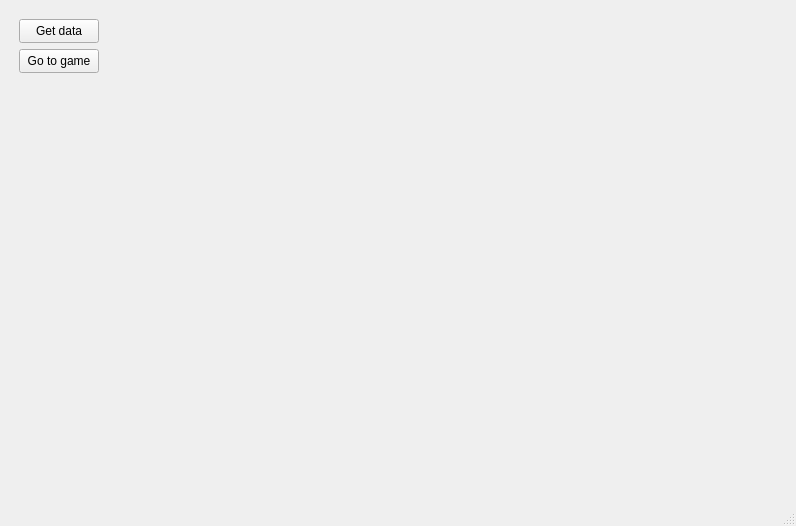
The window that mainwindow.ui (DucDung-oreo/rock_paper_scissors) describes before a commit, drawn with Qt 5.
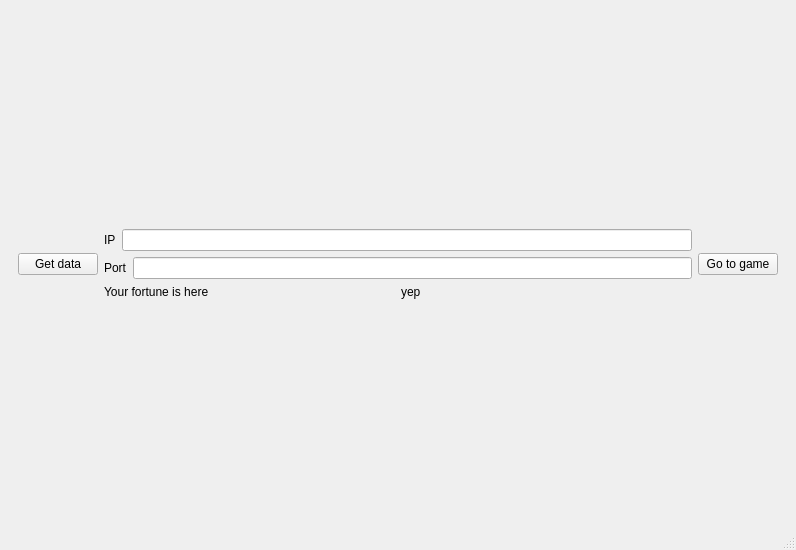
The same window after the commit. Icons and pictures are not drawn.

Commit message: Trying to make getDataButton work!

The edit to the form file:
```diff
--- a/mainwindow.ui
+++ b/mainwindow.ui
@@ -7,7 +7,7 @@
     <x>0</x>
     <y>0</y>
     <width>796</width>
-    <height>526</height>
+    <height>550</height>
    </rect>
   </property>
   <property name="sizePolicy">
@@ -391,32 +391,76 @@
        </layout>
       </widget>
       <widget class="QWidget" name="introPage">
-       <widget class="QPushButton" name="goToGameButton">
-        <property name="geometry">
-         <rect>
-          <x>10</x>
-          <y>40</y>
-          <width>80</width>
-          <height>24</height>
-         </rect>
-        </property>
-        <property name="text">
-         <string>Go to game</string>
-        </property>
-       </widget>
-       <widget class="QPushButton" name="getDataButton">
-        <property name="geometry">
-         <rect>
-          <x>10</x>
-          <y>10</y>
-          <width>80</width>
-          <height>24</height>
-         </rect>
-        </property>
-        <property name="text">
-         <string>Get data</string>
-        </property>
-       </widget>
+       <layout class="QVBoxLayout" name="verticalLayout_9">
+        <item>
+         <layout class="QHBoxLayout" name="horizontalLayout_8">
+          <item>
+           <widget class="QPushButton" name="getDataButton">
+            <property name="text">
+             <string>Get data</string>
+            </property>
+           </widget>
+          </item>
+          <item>
+           <layout class="QVBoxLayout" name="verticalLayout_8">
+            <item>
+             <layout class="QHBoxLayout" name="horizontalLayout_6">
+              <item>
+               <widget class="QLabel" name="label_4">
+                <property name="text">
+                 <string>IP</string>
+                </property>
+               </widget>
+              </item>
+              <item>
+               <widget class="QLineEdit" name="ipInput"/>
+              </item>
+             </layout>
+            </item>
+            <item>
+             <layout class="QHBoxLayout" name="horizontalLayout_5">
+              <item>
+               <widget class="QLabel" name="label">
+                <property name="text">
+                 <string>Port</string>
+                </property>
+               </widget>
+              </item>
+              <item>
+               <widget class="QLineEdit" name="portInput"/>
+              </item>
+             </layout>
+            </item>
+            <item>
+             <layout class="QHBoxLayout" name="horizontalLayout_7">
+              <item>
+               <widget class="QLabel" name="label_5">
+                <property name="text">
+                 <string>Your fortune is here</string>
+                </property>
+               </widget>
+              </item>
+              <item>
+               <widget class="QLabel" name="fortuneOutput">
+                <property name="text">
+                 <string>yep</string>
+                </property>
+               </widget>
+              </item>
+             </layout>
+            </item>
+           </layout>
+          </item>
+          <item>
+           <widget class="QPushButton" name="goToGameButton">
+            <property name="text">
+             <string>Go to game</string>
+            </property>
+           </widget>
+          </item>
+         </layout>
+        </item>
+       </layout>
       </widget>
      </widget>
     </item>
```
Left out of the diff: 2 changed lines with no effect on the pictures. The commit also changes 3 other files.
